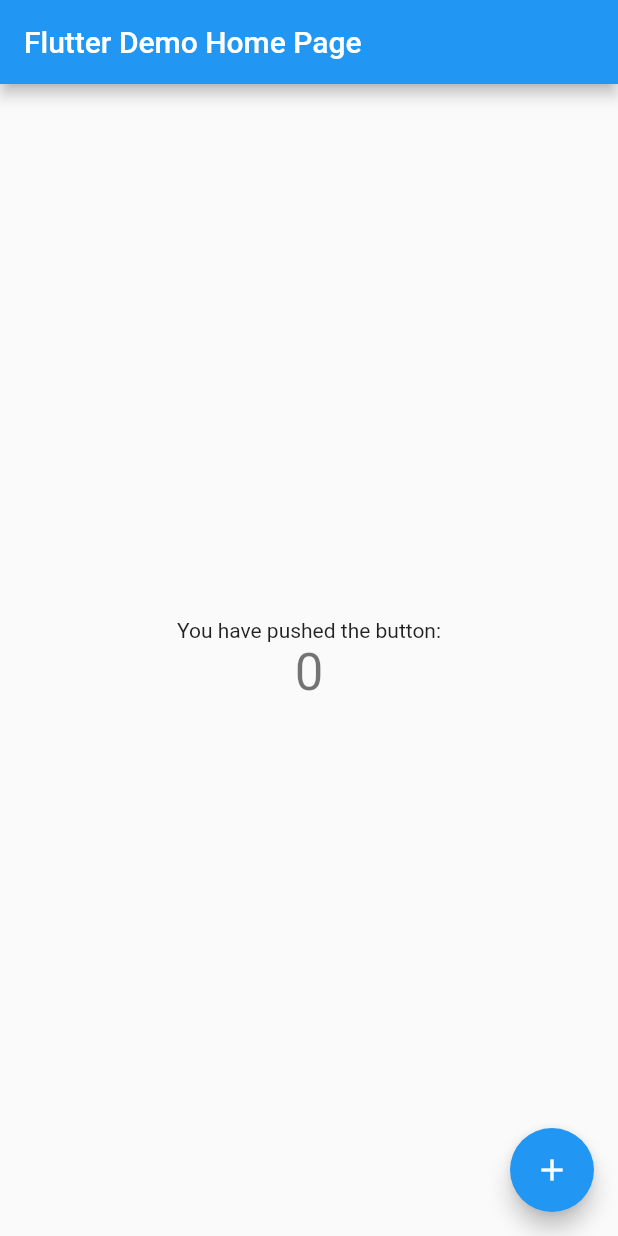
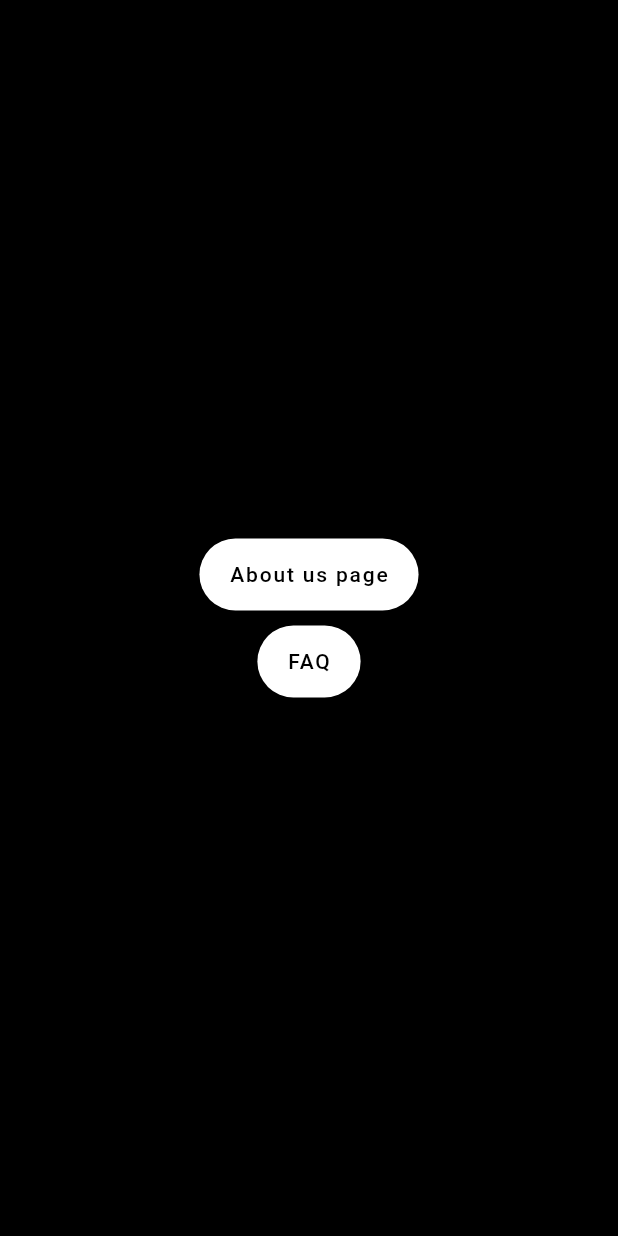
Before and after one commit to Prajeeth347/Sanbeen, a Flutter app: the screen it shows after launch, on a phone screen of 412 x 824 dp. Run offline on Flutter 3.47's test engine with Material 2 defaults, Android fonts, the light colour scheme and no system bars.

Commit message:
initial setup and getting hands on

```diff
--- a/lib/main.dart
+++ b/lib/main.dart
@@ -1,116 +1,49 @@
 import 'package:flutter/material.dart';
-
+import 'package:sanbeen_zedital/aboutuspage.dart';
 void main() {
   runApp(const MyApp());
 }
-
 class MyApp extends StatelessWidget {
   const MyApp({Key? key}) : super(key: key);
-
-  // This widget is the root of your application.
   @override
   Widget build(BuildContext context) {
     return MaterialApp(
       debugShowCheckedModeBanner: false,
-      title: 'Flutter Demo',
-      theme: ThemeData(
-        // This is the theme of your application.
-        //
-        // Try running your application with "flutter run". You'll see the
-        // application has a blue toolbar. Then, without quitting the app, try
-        // changing the primarySwatch below to Colors.green and then invoke
-        // "hot reload" (press "r" in the console where you ran "flutter run",
-        // or simply save your changes to "hot reload" in a Flutter IDE).
-        // Notice that the counter didn't reset back to zero; the application
-        // is not restarted.
-        primarySwatch: Colors.blue,
-      ),
-      home: const MyHomePage(title: 'Flutter Demo Home Page'),
+      home: const MyHomePage(),
     );
   }
 }
-
-class MyHomePage extends StatefulWidget {
-  const MyHomePage({Key? key, required this.title}) : super(key: key);
-
-  // This widget is the home page of your application. It is stateful, meaning
-  // that it has a State object (defined below) that contains fields that affect
-  // how it looks.
-
-  // This class is the configuration for the state. It holds the values (in this
-  // case the title) provided by the parent (in this case the App widget) and
-  // used by the build method of the State. Fields in a Widget subclass are
-  // always marked "final".
-
-  final String title;
-
-  @override
-  State<MyHomePage> createState() => _MyHomePageState();
-}
-
-class _MyHomePageState extends State<MyHomePage> {
-  int _counter = 0;
-
-  void _incrementCounter() {
-    setState(() {
-      // This call to setState tells the Flutter framework that something has
-      // changed in this State, which causes it to rerun the build method below
-      // so that the display can reflect the updated values. If we changed
-      // _counter without calling setState(), then the build method would not be
-      // called again, and so nothing would appear to happen.
-      _counter++;
-    });
-  }
+class MyHomePage extends StatelessWidget {
+  const MyHomePage({Key? key}) : super(key: key);
 
   @override
   Widget build(BuildContext context) {
-    // This method is rerun every time setState is called, for instance as done
-    // by the _incrementCounter method above.
-    //
-    // The Flutter framework has been optimized to make rerunning build methods
-    // fast, so that you can just rebuild anything that needs updating rather
-    // than having to individually change instances of widgets.
     return Scaffold(
-      appBar: AppBar(
-        // Here we take the value from the MyHomePage object that was created by
-        // the App.build method, and use it to set our appbar title.
-        title: Text(widget.title),
-      ),
-      body: Center(
-        // Center is a layout widget. It takes a single child and positions it
-        // in the middle of the parent.
-        child: Column(
-          // Column is also a layout widget. It takes a list of children and
-          // arranges them vertically. By default, it sizes itself to fit its
-          // children horizontally, and tries to be as tall as its parent.
-          //
-          // Invoke "debug painting" (press "p" in the console, choose the
-          // "Toggle Debug Paint" action from the Flutter Inspector in Android
-          // Studio, or the "Toggle Debug Paint" command in Visual Studio Code)
-          // to see the wireframe for each widget.
-          //
-          // Column has various properties to control how it sizes itself and
-          // how it positions its children. Here we use mainAxisAlignment to
-          // center the children vertically; the main axis here is the vertical
-          // axis because Columns are vertical (the cross axis would be
-          // horizontal).
-          mainAxisAlignment: MainAxisAlignment.center,
-          children: <Widget>[
-            const Text(
-              'You have pushed the button:',
-            ),
-            Text(
-              '$_counter',
-              style: Theme.of(context).textTheme.headline4,
-            ),
-          ],
+      backgroundColor: Colors.black,
+     body: Center(
+       child: Column(
+        mainAxisAlignment: MainAxisAlignment.center,
+        children: [
+          FloatingActionButton.extended(
+                    onPressed: () {
+                      Navigator.push(context, MaterialPageRoute(builder: (context) => aboutus()));
+                    },
+                    label: Text('About us page'),
+                    backgroundColor: Colors.white,
+                    foregroundColor: Colors.black,
+                  ),
+                  SizedBox(height: 10,),
+                  FloatingActionButton.extended(
+                    onPressed: () {
+                      Navigator.pushReplacement(context, MaterialPageRoute(builder: (context) => aboutus()));
+                    },
+                    label: Text('FAQ'),
+                    backgroundColor: Colors.white,
+                    foregroundColor: Colors.black,
+                  ),
+        ],
         ),
-      ),
-      floatingActionButton: FloatingActionButton(
-        onPressed: _incrementCounter,
-        tooltip: 'Increment',
-        child: const Icon(Icons.add),
-      ), // This trailing comma makes auto-formatting nicer for build methods.
+     ),
     );
   }
 }
```
Also changed, not shown: lib/aboutuspage.dart (added, +20 -0 lines).
